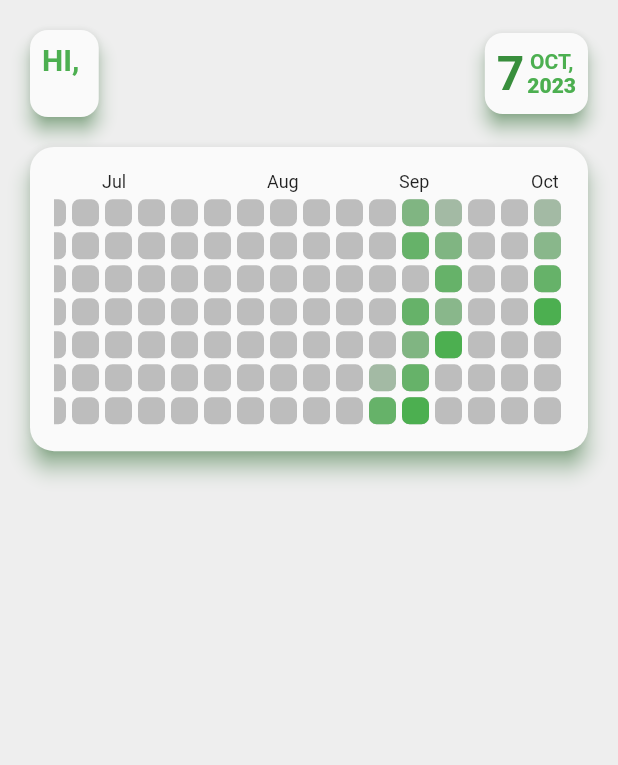
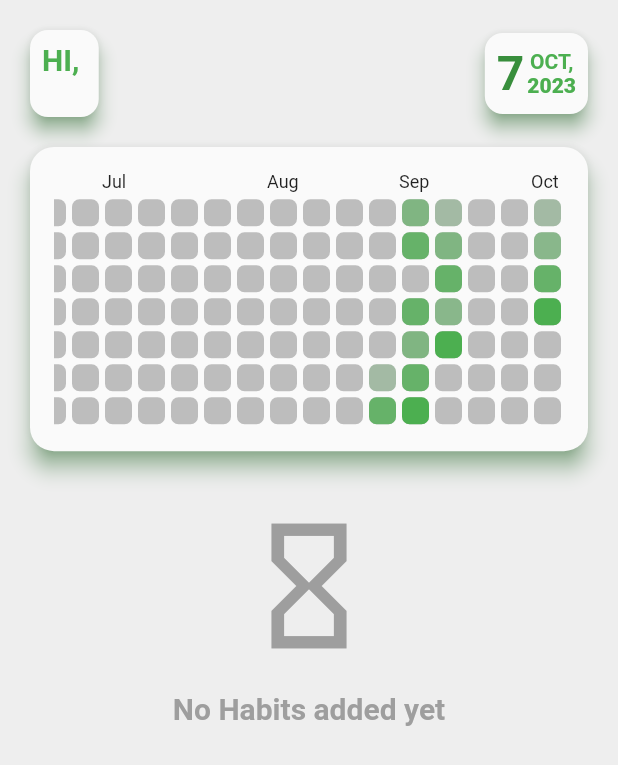
Before and after one commit to mahmoudnader150/habit_tracker, a Flutter app: the ProgressScreen screen opened directly, on a phone screen of 412 x 824 dp. Shown: the top 765 px of the screen. Run offline on Flutter 3.47's test engine with Material 2 defaults, Android fonts, the phone set to English and light mode, and no system bars; drawn by our look-alikes of flutter_heatmap_calendar; our stand-ins replace bloc, flutter_bloc, fluttertoast, hexcolor, sqflite; accounts and stored records are empty; statements that could not run were skipped.

Commit message:
add some UI

```diff
--- a/lib/modules/progress_screen.dart
+++ b/lib/modules/progress_screen.dart
@@ -30,6 +30,13 @@ class ProgressScreen extends StatelessWidget {
     return BlocConsumer<AppCubit,AppStates>(
         listener: (context,state){},
         builder: (context,state){
+          // for(int i=0;i<AppCubit.get(context).habits.length;i++){
+          //   for(int j=0;j<AppCubit.get(context).doneHabits.length;j++){
+          //     if(AppCubit.get(context).habits[i].name==AppCubit.get(context).doneHabits[j].name){
+          //
+          //     }
+          //   }
+          // }
           return SafeArea(
             child: Scaffold(
               backgroundColor: Colors.grey[200],
@@ -158,13 +165,28 @@ class ProgressScreen extends StatelessWidget {
                           ),
                         ),
                       ),
-                      SizedBox(height: 30,),
-                      ListView.separated(
+                      SizedBox(height: 40,),
+                      (AppCubit.get(context).habits.length>0)?ListView.separated(
                         physics: NeverScrollableScrollPhysics(),
                         shrinkWrap: true,
                         itemBuilder: (context,index)=>buildHabitItem(AppCubit.get(context).habits[index],context),
                         separatorBuilder: (context,index)=>SizedBox(height: 20,),
                         itemCount:  AppCubit.get(context).habits.length,
+                      ): Center(
+                        child: Column(
+                          mainAxisAlignment: MainAxisAlignment.center,
+                          children: [
+                            Icon(Icons.hourglass_empty_outlined,color: Colors.grey,size: 100,),
+                            SizedBox(height: 20,),
+                            Text("No Habits added yet",
+                              style: TextStyle(
+                                  fontWeight: FontWeight.bold,
+                                  fontSize: 20,
+                                  color: Colors.grey
+                              ),
+                            )
+                          ],
+                        ),
                       )
                     ],
                   ),
@@ -179,11 +201,11 @@ class ProgressScreen extends StatelessWidget {
   Widget buildHabitItem(Habit habit,context){
     return Material(
       elevation: 3,
-      shadowColor: (AppCubit.get(context).doneHabits.contains(habit))?Colors.grey:Colors.green,
+      shadowColor: (AppCubit.get(context).checkHabit(habit))?Colors.grey:Colors.green,
       shape: RoundedRectangleBorder(
         borderRadius: BorderRadius.circular(16.0), // Customize the border radius
       ),
-      color: (AppCubit.get(context).doneHabits.contains(habit))?Colors.green[400]:Colors.white,
+      color: (AppCubit.get(context).checkHabit(habit))?Colors.green[400]:Colors.white,
       child: Container(
         child: Row(
           children: [
@@ -217,8 +239,9 @@ class ProgressScreen extends StatelessWidget {
                 onPressed:(){
 
                   AppCubit.get(context).setHabit(habit);
+                  print(AppCubit.get(context).doneHabits);
                 },
-                icon: (AppCubit.get(context).doneHabits.contains(habit))?Icon(Icons.check_box_outlined,color: Colors.black54,):Icon(Icons.check_box_outline_blank,color: Colors.black54,)
+                icon:(AppCubit.get(context).checkHabit(habit))?Icon(Icons.check_box_outlined,color: Colors.black54,):Icon(Icons.check_box_outline_blank,color: Colors.black54,)
             )
           ],
         ),
```
